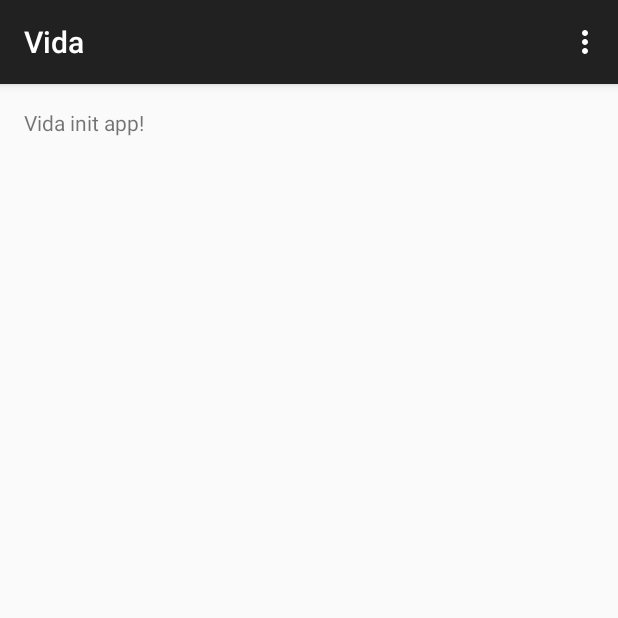
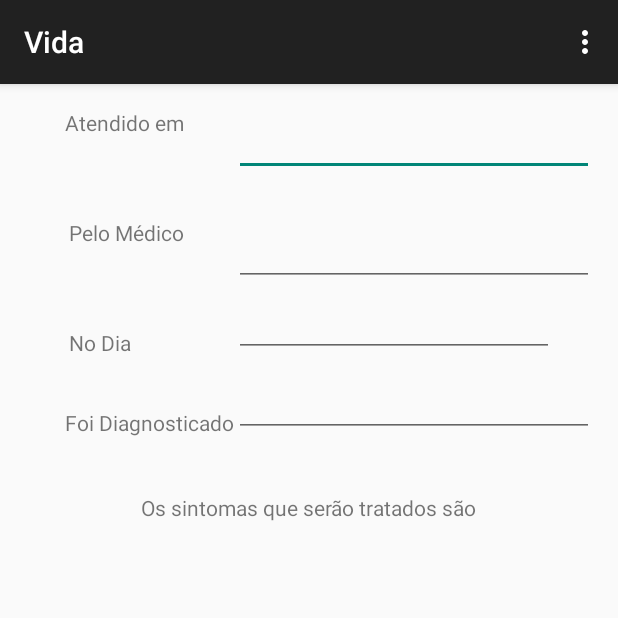
Before and after one commit to fidelisfelipe/vraptor-backend, an Android app: the screen it shows after launch (MainActivity), on a phone screen of 412 x 824 dp, the top half of it. Run offline under Robolectric (Android 15) with nearby library versions, the phone set to English and light mode, and no system bars.

Commit message:
ajuste de test

```diff
--- a/app/src/main/res/layout/activity_main.xml
+++ b/app/src/main/res/layout/activity_main.xml
@@ -5,8 +5,128 @@
     android:paddingTop="@dimen/activity_vertical_margin"
     android:paddingBottom="@dimen/activity_vertical_margin" tools:context=".MainActivity">
 
-    <TextView android:text="@string/ola" android:layout_width="wrap_content"
-        android:layout_height="wrap_content" />
 
+    <TextView
+        android:layout_width="wrap_content"
+        android:layout_height="wrap_content"
+        android:text="Atendido em"
+        android:id="@+id/textViewAtendimentoLocal"
+        android:layout_alignParentStart="true"
+        android:layout_marginStart="27dp"
+        android:layout_alignParentEnd="false" />
+
+    <TextView
+        android:layout_width="wrap_content"
+        android:layout_height="wrap_content"
+        android:text="Pelo Médico"
+        android:id="@+id/textViewMedico"
+        android:layout_marginTop="28dp"
+        android:layout_below="@+id/editText"
+        android:layout_alignEnd="@+id/textViewAtendimentoLocal" />
+
+    <TextView
+        android:layout_width="wrap_content"
+        android:layout_height="wrap_content"
+        android:text="No Dia"
+        android:id="@+id/textViewAtendimentoDia"
+        android:layout_marginTop="28dp"
+        android:layout_below="@+id/editText2"
+        android:layout_alignStart="@+id/textViewMedico"
+        android:layout_alignEnd="@+id/textViewAtendimentoLocal" />
+
+    <TextView
+        android:layout_width="wrap_content"
+        android:layout_height="wrap_content"
+        android:text="Foi Diagnosticado"
+        android:id="@+id/textViewDiagnostico"
+        android:layout_below="@+id/textViewAtendimentoDia"
+        android:layout_alignStart="@+id/textViewAtendimentoLocal"
+        android:layout_marginTop="34dp" />
+
+    <TextView
+        android:layout_width="wrap_content"
+        android:layout_height="wrap_content"
+        android:text="Os sintomas que serão tratados são"
+        android:id="@+id/textView"
+        android:layout_marginTop="37dp"
+        android:layout_below="@+id/textViewDiagnostico"
+        android:layout_centerHorizontal="true" />
+
+    <EditText
+        android:layout_width="wrap_content"
+        android:layout_height="wrap_content"
+        android:id="@+id/editText"
+        android:layout_alignParentTop="true"
+        android:layout_alignParentEnd="true"
+        android:layout_toEndOf="@+id/textViewDiagnostico" />
+
+    <EditText
+        android:layout_width="wrap_content"
+        android:layout_height="wrap_content"
+        android:id="@+id/editText2"
+        android:layout_alignTop="@+id/textViewMedico"
+        android:layout_alignEnd="@+id/editText"
+        android:layout_alignStart="@+id/editText" />
+
+    <EditText
+        android:layout_width="wrap_content"
+        android:layout_height="wrap_content"
+        android:inputType="date"
+        android:ems="10"
+        android:id="@+id/editText3"
+        android:layout_above="@+id/textViewDiagnostico"
+        android:layout_alignStart="@+id/editText2" />
+
+    <EditText
+        android:layout_width="wrap_content"
+        android:layout_height="wrap_content"
+        android:id="@+id/editText4"
+        android:layout_alignBottom="@+id/textViewDiagnostico"
+        android:layout_alignParentEnd="true"
+        android:layout_toEndOf="@+id/textViewDiagnostico" />
+
+    <TabHost
+        android:layout_width="fill_parent"
+        android:layout_height="fill_parent"
+        android:id="@+id/tabHost"
+        android:layout_below="@+id/textView"
+        android:layout_alignStart="@+id/textViewAtendimentoDia"
+        android:layout_marginTop="54dp">
+
+        <LinearLayout
+            android:layout_width="fill_parent"
+            android:layout_height="fill_parent"
+            android:orientation="vertical">
+
+            <TabWidget
+                android:id="@android:id/tabs"
+                android:layout_width="fill_parent"
+                android:layout_height="wrap_content"></TabWidget>
+
+            <FrameLayout
+                android:id="@android:id/tabcontent"
+                android:layout_width="fill_parent"
+                android:layout_height="fill_parent">
+
+                <LinearLayout
+                    android:id="@+id/tab1"
+                    android:layout_width="fill_parent"
+                    android:layout_height="fill_parent"
+                    android:orientation="vertical"></LinearLayout>
+
+                <LinearLayout
+                    android:id="@+id/tab2"
+                    android:layout_width="fill_parent"
+                    android:layout_height="fill_parent"
+                    android:orientation="vertical"></LinearLayout>
+
+                <LinearLayout
+                    android:id="@+id/tab3"
+                    android:layout_width="fill_parent"
+                    android:layout_height="fill_parent"
+                    android:orientation="vertical"></LinearLayout>
+            </FrameLayout>
+        </LinearLayout>
+    </TabHost>
 
 </RelativeLayout>
```
